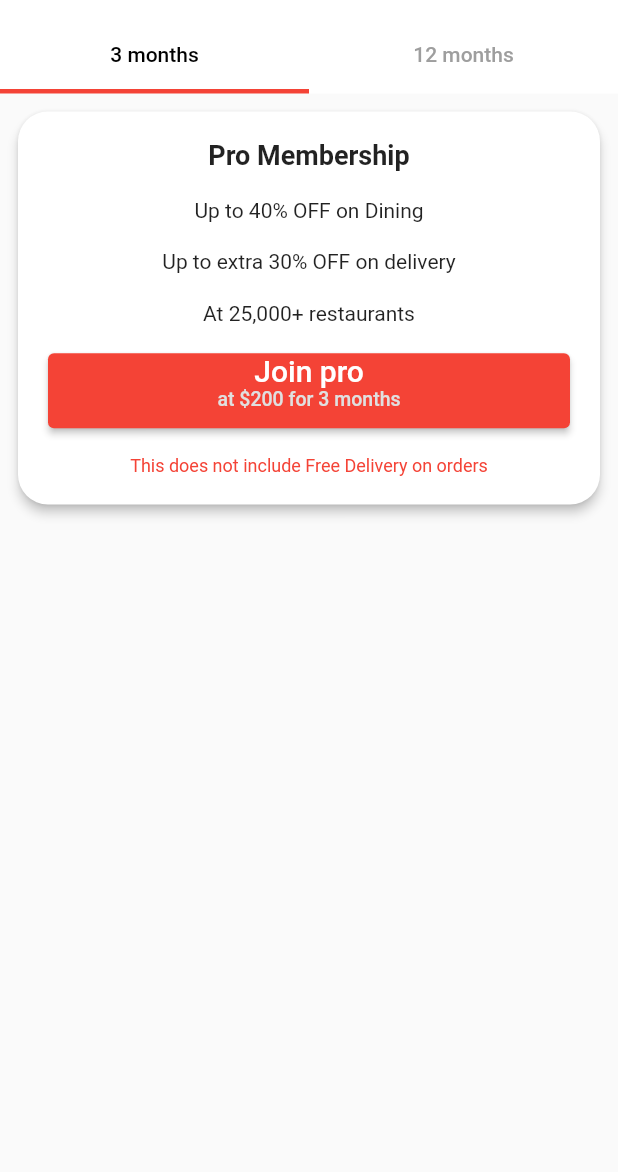
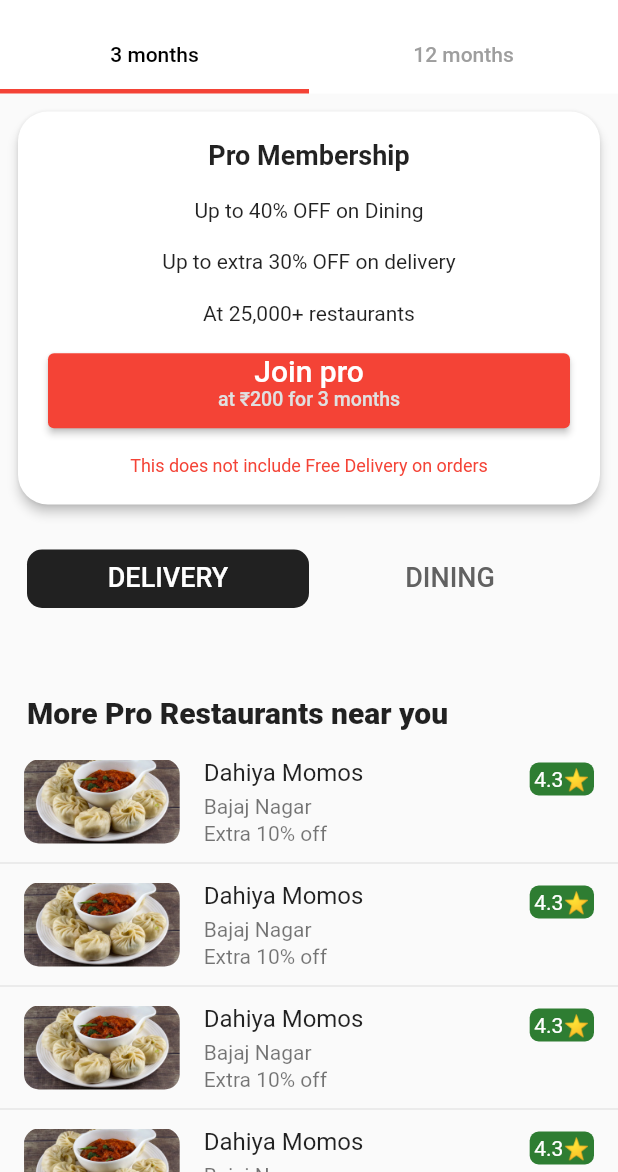
Before and after one commit to Rohit-RA-2020/Zomato-UI, a Flutter app: the ProPage screen opened directly, on a phone screen of 412 x 824 dp, the part 64-1236 px from its top. Run offline on Flutter 3.47's test engine with Material 2 defaults, Android fonts, the phone set to English and light mode, and no system bars; our stand-ins replace font_awesome_flutter, google_fonts.

Commit message:
Pro Page Complete

```diff
--- a/lib/screens/pro_page.dart
+++ b/lib/screens/pro_page.dart
@@ -1,4 +1,5 @@
 import 'package:flutter/material.dart';
+import 'package:zomato_ui/widgets/pro_offer_card.dart';
 
 class ProPage extends StatefulWidget {
   const ProPage({Key? key}) : super(key: key);
@@ -22,7 +23,7 @@
   @override
   Widget build(BuildContext context) {
     return DefaultTabController(
-      length: 4,
+      length: 2,
       child: Scaffold(
         appBar: AppBar(
           automaticallyImplyLeading: false,
@@ -53,8 +54,8 @@
         body: TabBarView(
           controller: tabController,
           children: const <Widget>[
-            ProCard(),
-            Text('12 months'),
+            ProCard(price: 'at ₹200 for 3 months'),
+            ProCard(price: 'at ₹750 for 12 months'),
           ],
         ),
       ),
@@ -62,86 +63,158 @@
   }
 }
 
-class ProCard extends StatelessWidget {
-  const ProCard({Key? key}) : super(key: key);
+class ProCard extends StatefulWidget {
+  const ProCard({Key? key, required this.price}) : super(key: key);
+
+  final String price;
+
+  @override
+  State<ProCard> createState() => _ProCardState();
+}
+
+class _ProCardState extends State<ProCard> with SingleTickerProviderStateMixin {
+  TabController? tabController1;
+
+  @override
+  void initState() {
+    super.initState();
+    tabController1 = TabController(vsync: this, length: 2, initialIndex: 0)
+      ..addListener(() {
+        setState(() {});
+      });
+  }
 
   @override
   Widget build(BuildContext context) {
     return ListView(
-      children: const <Widget>[
-        OfferCard(),
+      children: <Widget>[
+        OfferCard(price: widget.price),
+        ProTabBar(tabController1: tabController1)
       ],
     );
   }
 }
 
-class OfferCard extends StatelessWidget {
-  const OfferCard({
+class ProTabBar extends StatelessWidget {
+  const ProTabBar({
+    Key? key,
+    required this.tabController1,
+  }) : super(key: key);
+
+  final TabController? tabController1;
+
+  @override
+  Widget build(BuildContext context) {
+    return SingleChildScrollView(
+      child: Column(
+        crossAxisAlignment: CrossAxisAlignment.start,
+        children: [
+          Padding(
+            padding: const EdgeInsets.all(18.0),
+            child: TabBar(
+              indicator: BoxDecoration(
+                borderRadius: BorderRadius.circular(
+                  10.0,
+                ),
+                color: Colors.grey.shade900,
+              ),
+              labelColor: Colors.white,
+              unselectedLabelColor: Colors.grey.shade700,
+              controller: tabController1,
+              tabs: const <Widget>[
+                Padding(
+                  padding: EdgeInsets.all(8.0),
+                  child: Text(
+                    'DELIVERY',
+                    style: TextStyle(fontSize: 18.0),
+                  ),
+                ),
+                Padding(
+                  padding: EdgeInsets.all(8.0),
+                  child: Text(
+                    'DINING',
+                    style: TextStyle(fontSize: 18.0),
+                  ),
+                ),
+              ],
+            ),
+          ),
+          const Padding(
+            padding: EdgeInsets.only(left: 18, top: 40.0, bottom: 15.0),
+            child: Text(
+              'More Pro Restaurants near you',
+              style: TextStyle(fontSize: 20, fontWeight: FontWeight.w800),
+            ),
+          ),
+          ListBuilder(context)
+        ],
+      ),
+    );
+  }
+}
+
+ListBuilder(BuildContext context) {
+  return Column(
+    crossAxisAlignment: CrossAxisAlignment.start,
+    children: const <Widget>[
+      ListTileItem(),
+      Divider(),
+      ListTileItem(),
+      Divider(),
+      ListTileItem(),
+      Divider(),
+      ListTileItem(),
+      Divider(),
+      ListTileItem(),
+      Divider(),
+      ListTileItem(),
+      Divider(),
+      ListTileItem(),
+      Divider(),
+    ],
+  );
+}
+
+class ListTileItem extends StatelessWidget {
+  const ListTileItem({
     Key? key,
   }) : super(key: key);
 
   @override
   Widget build(BuildContext context) {
-    return Padding(
-      padding: const EdgeInsets.all(8.0),
-      child: Card(
-        shape: RoundedRectangleBorder(borderRadius: BorderRadius.circular(20)),
-        elevation: 3,
-        child: SizedBox(
-          child: Center(
-            child: Column(
-              mainAxisAlignment: MainAxisAlignment.spaceEvenly,
-              children: <Widget>[
-                const Text(
-                  'Pro Membership',
-                  style: TextStyle(
-                    fontWeight: FontWeight.bold,
-                    fontSize: 18,
+    return ListTile(
+      leading: ClipRRect(
+        borderRadius: BorderRadius.circular(10.0),
+        child: const Image(
+          image: AssetImage('assets/images/momo.png'),
         ),
       ),
-                const Text('Up to 40% OFF on Dining'),
-                const Text('Up to extra 30% OFF on delivery'),
-                const Text('At 25,000+ restaurants'),
-                Padding(
-                  padding: const EdgeInsets.only(left: 20.0, right: 20.0),
-                  child: SizedBox(
-                    height: 50,
-                    width: double.infinity,
-                    child: ElevatedButton(
-                      style: ButtonStyle(
-                        backgroundColor: MaterialStateProperty.all(Colors.red),
+      title: const Text('Dahiya Momos'),
+      trailing: Padding(
+        padding: const EdgeInsets.only(bottom: 30.0),
+        child: Container(
+          decoration: BoxDecoration(
+            color: Colors.green.shade800,
+            borderRadius: BorderRadius.circular(6),
           ),
-                      onPressed: () {},
-                      child: Center(
-                        child: Column(
-                          children: <Text>[
-                            const Text(
-                              'Join pro',
-                              style: TextStyle(fontSize: 20),
-                            ),
-                            Text(
-                              'at \$200 for 3 months',
-                              style: TextStyle(
-                                  color: Colors.grey.shade300, fontSize: 13),
-                            ),
-                          ],
+          child: const Padding(
+            padding: EdgeInsets.all(3.0),
+            child: Text(
+              '4.3⭐',
+              style: TextStyle(color: Colors.white),
             ),
           ),
         ),
       ),
+      subtitle: Column(
+        crossAxisAlignment: CrossAxisAlignment.start,
+        children: const <Widget>[
+          Padding(
+            padding: EdgeInsets.only(top: 5.0, bottom: 2.0),
+            child: Text('Bajaj Nagar'),
           ),
-                const Text(
-                  'This does not include Free Delivery on orders',
-                  style: TextStyle(
-                    color: Colors.red,
-                    fontSize: 12,
-                  ),
-                ),
+          Text('Extra 10% off'),
         ],
-            ),
-          ),
-          height: MediaQuery.of(context).size.width - 150,
-        ),
       ),
     );
   }
--- /dev/null
+++ b/lib/widgets/pro_offer_card.dart
@@ -0,0 +1,76 @@
+import 'package:flutter/material.dart';
+
+class OfferCard extends StatelessWidget {
+  const OfferCard({
+    Key? key,
+    required this.price
+  }) : super(key: key);
+
+  final String price;
+
+  @override
+  Widget build(BuildContext context) {
+    return Padding(
+      padding: const EdgeInsets.all(8.0),
+      child: Card(
+        shape: RoundedRectangleBorder(borderRadius: BorderRadius.circular(20)),
+        elevation: 3,
+        child: SizedBox(
+          child: Center(
+            child: Column(
+              mainAxisAlignment: MainAxisAlignment.spaceEvenly,
+              children: <Widget>[
+                const Text(
+                  'Pro Membership',
+                  style: TextStyle(
+                    fontWeight: FontWeight.bold,
+                    fontSize: 18,
+                  ),
+                ),
+                const Text('Up to 40% OFF on Dining'),
+                const Text('Up to extra 30% OFF on delivery'),
+                const Text('At 25,000+ restaurants'),
+                Padding(
+                  padding: const EdgeInsets.only(left: 20.0, right: 20.0),
+                  child: SizedBox(
+                    height: 50,
+                    width: double.infinity,
+                    child: ElevatedButton(
+                      style: ButtonStyle(
+                        backgroundColor: MaterialStateProperty.all(Colors.red),
+                      ),
+                      onPressed: () {},
+                      child: Center(
+                        child: Column(
+                          children: <Text>[
+                            const Text(
+                              'Join pro',
+                              style: TextStyle(fontSize: 20),
+                            ),
+                            Text(
+                              price,
+                              style: TextStyle(
+                                  color: Colors.grey.shade300, fontSize: 13),
+                            ),
+                          ],
+                        ),
+                      ),
+                    ),
+                  ),
+                ),
+                const Text(
+                  'This does not include Free Delivery on orders',
+                  style: TextStyle(
+                    color: Colors.red,
+                    fontSize: 12,
+                  ),
+                ),
+              ],
+            ),
+          ),
+          height: MediaQuery.of(context).size.width - 150,
+        ),
+      ),
+    );
+  }
+}
```
Lines whose indentation alone changed are shown as unchanged.
